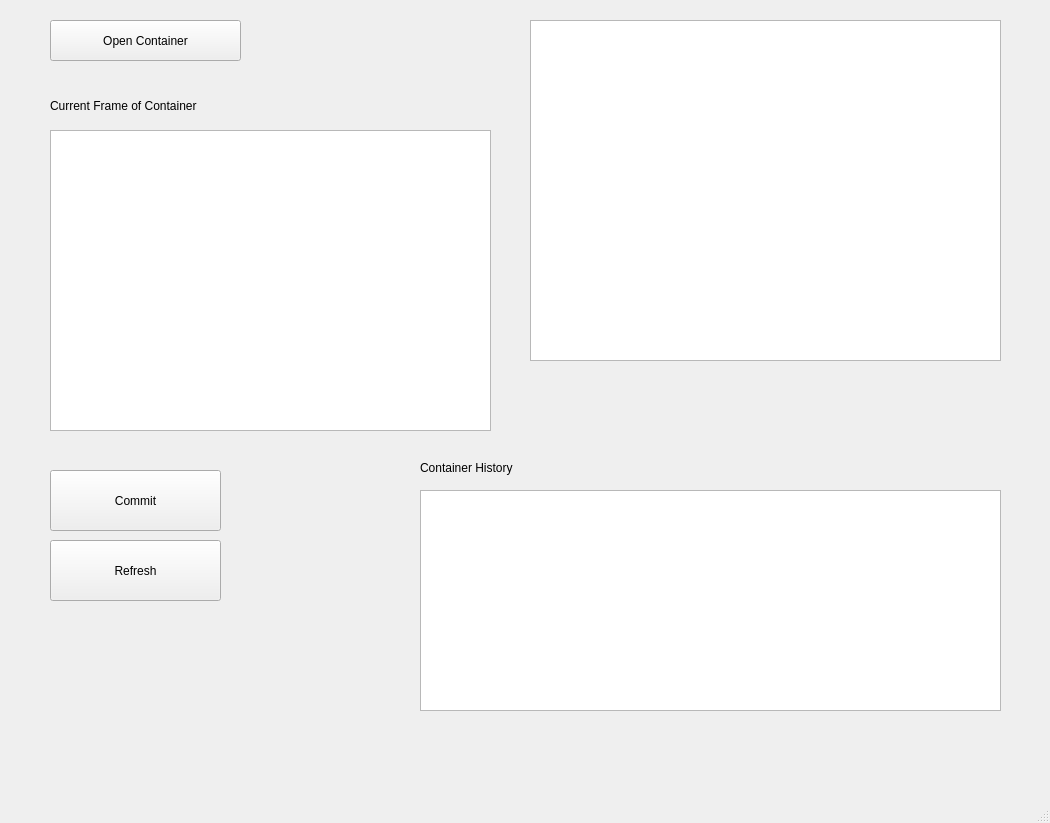
Old version of the form Graphics/SagaGui.ui in the repository inexplicable01/saga.
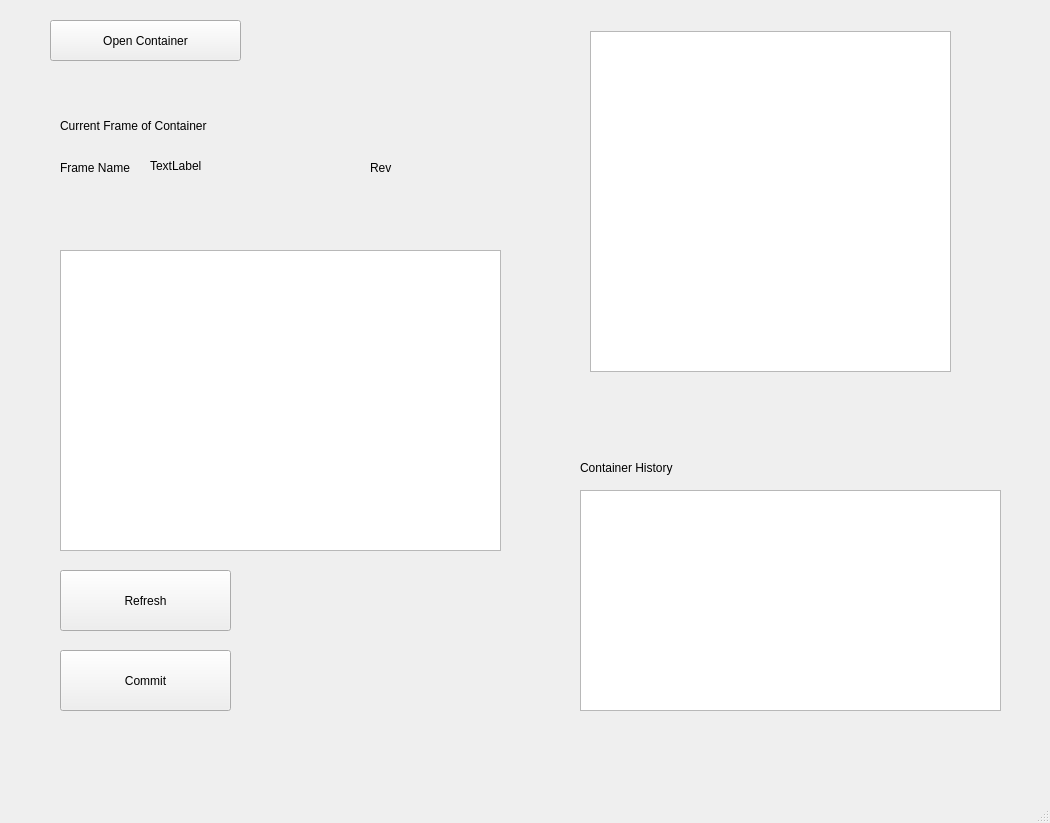
New version of the form.

Commit message:
SagaGui is being updated.
 Files that are tracked in the container can now appear in the window

Frame and Container functionality is starting to form.    ContainerObjs is the name assigned to the file objects that need to be tracked.

Patch:
```diff
--- a/Graphics/SagaGui.ui
+++ b/Graphics/SagaGui.ui
@@ -17,8 +17,8 @@
    <widget class="QGraphicsView" name="frameView">
     <property name="geometry">
      <rect>
-      <x>50</x>
-      <y>130</y>
+      <x>60</x>
+      <y>250</y>
       <width>441</width>
       <height>301</height>
      </rect>
@@ -40,8 +40,8 @@
    <widget class="QLabel" name="label">
     <property name="geometry">
      <rect>
-      <x>50</x>
-      <y>90</y>
+      <x>60</x>
+      <y>110</y>
       <width>211</width>
       <height>31</height>
      </rect>
@@ -53,8 +53,8 @@
    <widget class="QPushButton" name="commitBttn">
     <property name="geometry">
      <rect>
-      <x>50</x>
-      <y>470</y>
+      <x>60</x>
+      <y>650</y>
       <width>171</width>
       <height>61</height>
      </rect>
@@ -66,9 +66,9 @@
    <widget class="QGraphicsView" name="graphicsView_2">
     <property name="geometry">
      <rect>
-      <x>420</x>
+      <x>580</x>
       <y>490</y>
-      <width>581</width>
+      <width>421</width>
       <height>221</height>
      </rect>
     </property>
@@ -76,7 +76,7 @@
    <widget class="QLabel" name="label_2">
     <property name="geometry">
      <rect>
-      <x>420</x>
+      <x>580</x>
       <y>460</y>
       <width>111</width>
       <height>16</height>
@@ -86,21 +86,11 @@
      <string>Container History</string>
     </property>
    </widget>
-   <widget class="QPlainTextEdit" name="frameText">
-    <property name="geometry">
-     <rect>
-      <x>530</x>
-      <y>20</y>
-      <width>471</width>
-      <height>341</height>
-     </rect>
-    </property>
-   </widget>
    <widget class="QPushButton" name="refreshBttn">
     <property name="geometry">
      <rect>
-      <x>50</x>
-      <y>540</y>
+      <x>60</x>
+      <y>570</y>
       <width>171</width>
       <height>61</height>
      </rect>
@@ -109,6 +99,68 @@
      <string>Refresh</string>
     </property>
    </widget>
+   <widget class="QLabel" name="framelabel">
+    <property name="geometry">
+     <rect>
+      <x>150</x>
+      <y>150</y>
+      <width>181</width>
+      <height>31</height>
+     </rect>
+    </property>
+    <property name="text">
+     <string>TextLabel</string>
+    </property>
+   </widget>
+   <widget class="QTextBrowser" name="frametextBrowser">
+    <property name="geometry">
+     <rect>
+      <x>590</x>
+      <y>31</y>
+      <width>361</width>
+      <height>341</height>
+     </rect>
+    </property>
+   </widget>
+   <widget class="QLabel" name="frameName">
+    <property name="geometry">
+     <rect>
+      <x>60</x>
+      <y>160</y>
+      <width>81</width>
+      <height>16</height>
+     </rect>
+    </property>
+    <property name="text">
+     <string>Frame Name</string>
+    </property>
+   </widget>
+   <widget class="QLabel" name="staticrev">
+    <property name="geometry">
+     <rect>
+      <x>370</x>
+      <y>160</y>
+      <width>55</width>
+      <height>16</height>
+     </rect>
+    </property>
+    <property name="text">
+     <string>Rev</string>
+    </property>
+   </widget>
+   <widget class="QLabel" name="revlabel">
+    <property name="geometry">
+     <rect>
+      <x>380</x>
+      <y>160</y>
+      <width>55</width>
+      <height>16</height>
+     </rect>
+    </property>
+    <property name="text">
+     <string/>
+    </property>
+   </widget>
   </widget>
   <widget class="QMenuBar" name="menubar">
    <property name="geometry">
```
The commit also changes 61 other files.
